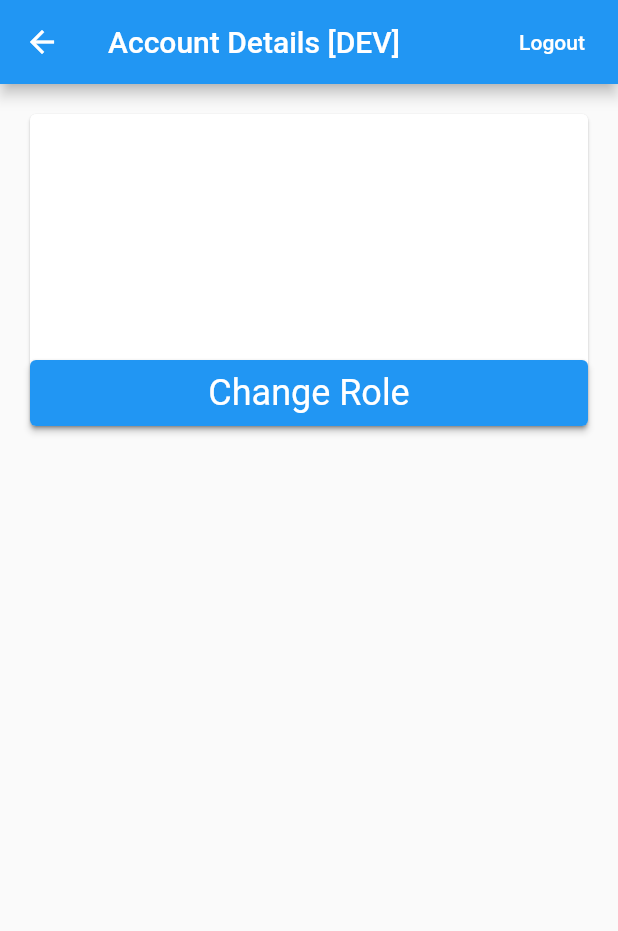
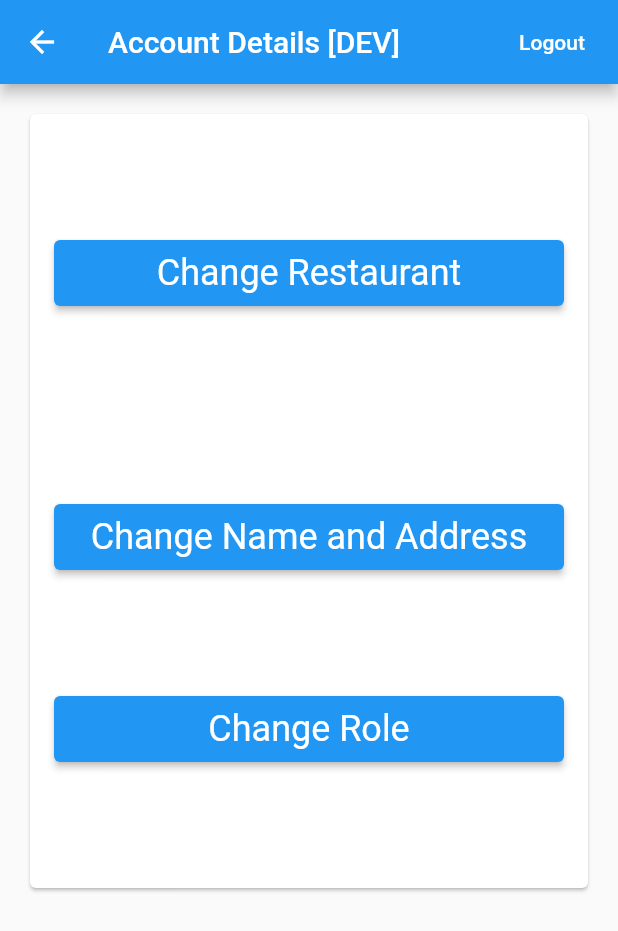
Before and after one commit to ErnestoCuesy/nearbymenus, a Flutter app: the AccountPage screen opened directly with empty values, on a phone screen of 412 x 824 dp. Shown: the top 931 px of the screen. Run offline on Flutter 3.47's test engine with Material 2 defaults, Android fonts, the phone set to English and light mode, and no system bars; our stand-ins replace cloud_firestore, device_info, firebase_auth, geolocator, location, permission_handler and 1 more; accounts and stored records are empty.

Commit message:
Work on AccountPage: - Organized information nicely - Added Change Details button and functionality - Added Change Restaurant button and functionality (WIP) Work on Role Selection page: - Better layout with cards, columns and role names

```diff
--- a/lib/app/app.dart
+++ b/lib/app/app.dart
@@ -10,6 +10,7 @@ import 'package:nearbymenus/app/services/session.dart';
 import 'package:nearbymenus/app/utilities/app_theme.dart';
 import 'package:permission_handler/permission_handler.dart';
 import 'package:provider/provider.dart';
+import 'package:responsive_framework/responsive_framework.dart';
 
 class MyApp extends StatefulWidget {
   @override
@@ -83,6 +84,17 @@ class _MyAppState extends State<MyApp> {
             title: 'Nearby Menus',
             theme: AppTheme.createTheme(context),
             home: LandingPage(),
+            builder: (context, widget) => ResponsiveWrapper.builder(
+              widget,
+              maxWidth: 1200,
+              minWidth: 450,
+              defaultScale: true,
+              breakpoints: [
+                ResponsiveBreakpoint(breakpoint: 450, name: MOBILE),
+                ResponsiveBreakpoint(breakpoint: 800, name: TABLET, autoScale: true),
+                ResponsiveBreakpoint(breakpoint: 1000, name: TABLET, autoScale: true),
+              ],
+            ),
           )
       );
     } else {
--- a/lib/app/common_widgets/custom_raised_button.dart
+++ b/lib/app/common_widgets/custom_raised_button.dart
@@ -1,5 +1,3 @@
-import 'dart:ffi';
-
 import 'package:flutter/material.dart';
 
 class CustomRaisedButton extends StatelessWidget {
--- a/lib/app/pages/account/account_page.dart
+++ b/lib/app/pages/account/account_page.dart
@@ -2,7 +2,9 @@ import 'package:flutter/material.dart';
 import 'package:nearbymenus/app/common_widgets/form_submit_button.dart';
 import 'package:nearbymenus/app/common_widgets/platform_alert_dialog.dart';
 import 'package:nearbymenus/app/config/flavour_config.dart';
+import 'package:nearbymenus/app/pages/session/restaurant_query.dart';
 import 'package:nearbymenus/app/pages/session/role_selection_page.dart';
+import 'package:nearbymenus/app/pages/session/user_details_form.dart';
 import 'package:nearbymenus/app/services/auth.dart';
 import 'package:nearbymenus/app/services/database.dart';
 import 'package:nearbymenus/app/services/session.dart';
@@ -12,14 +14,14 @@ class AccountPage extends StatefulWidget {
   final Session session;
   final Database database;
 
-  const AccountPage({Key key, this.auth, this.session, this.database}) : super(key: key);
+  const AccountPage({Key key, this.auth, this.session, this.database})
+      : super(key: key);
 
   @override
   _AccountPageState createState() => _AccountPageState();
 }
 
 class _AccountPageState extends State<AccountPage> {
-
   Auth get auth => widget.auth;
   Session get session => widget.session;
   Database get database => widget.database;
@@ -50,8 +52,42 @@ class _AccountPageState extends State<AccountPage> {
     return [
       SizedBox(height: 8.0),
       Text(
+        'Closest restaurant',
+        style: Theme.of(context).primaryTextTheme.headline,
+      ),
+      SizedBox(
+        height: 8.0,
+      ),
+      Text(
+        session.userDetails.nearestRestaurant,
+        style: Theme.of(context).primaryTextTheme.body1,
+      ),
+      SizedBox(
+        height: 8.0,
+      ),
+      FormSubmitButton(
+        context: context,
+        text: 'Change Restaurant',
+        color: Theme.of(context).primaryColor,
+        onPressed: () => Navigator.of(context).push(
+          MaterialPageRoute(builder: (BuildContext context) {
+            return RestaurantQuery();
+          }),
+        ),
+      ),
+      SizedBox(
+        height: 16.0,
+      ),
+      Text(
+        'Name and address',
+        style: Theme.of(context).primaryTextTheme.headline,
+      ),
+      SizedBox(
+        height: 8.0,
+      ),
+      Text(
         session.userDetails.name,
-        style: Theme.of(context).primaryTextTheme.headline,
+        style: Theme.of(context).primaryTextTheme.body1,
       ),
       SizedBox(
         height: 8.0,
@@ -68,11 +104,38 @@ class _AccountPageState extends State<AccountPage> {
         style: Theme.of(context).primaryTextTheme.body1,
       ),
       SizedBox(
-        height: 8.0,
+        height: 16.0,
+      ),
+      FormSubmitButton(
+        context: context,
+        text: 'Change Name and Address',
+        color: Theme.of(context).primaryColor,
+        onPressed: () => Navigator.of(context).push(
+          MaterialPageRoute(builder: (BuildContext context) {
+            return Scaffold(
+              appBar: AppBar(
+                title: Text('Enter new user details', style: TextStyle(color: Theme.of(context).appBarTheme.color),),
+                elevation: 2.0,
+              ),
+              body: SingleChildScrollView(
+                child: Padding(
+                  padding: const EdgeInsets.all(16.0),
+                  child: Card(
+                    child: UserDetailsForm.create(context),
+                  ),
+                ),
+              ),
+              backgroundColor: Theme.of(context).scaffoldBackgroundColor,
+            );
+          }),
+        ),
+      ),
+      SizedBox(
+        height: 16.0,
       ),
       Text(
-        session.userDetails.nearestRestaurant,
-        style: Theme.of(context).primaryTextTheme.body1,
+        'Current role',
+        style: Theme.of(context).primaryTextTheme.headline,
       ),
       SizedBox(
         height: 8.0,
@@ -82,26 +145,31 @@ class _AccountPageState extends State<AccountPage> {
         style: Theme.of(context).primaryTextTheme.body1,
       ),
       SizedBox(
-        height: 8.0,
-      ),
-      Text(
-        session.userDetails.deviceName,
-        style: Theme.of(context).primaryTextTheme.body1,
-      ),
-      SizedBox(
-        height: 8.0,
+        height: 16.0,
       ),
       FormSubmitButton(
         context: context,
         text: 'Change Role',
         color: Theme.of(context).primaryColor,
         onPressed: () => Navigator.of(context).push(
-          MaterialPageRoute(
-            builder: (BuildContext context) {
+          MaterialPageRoute(builder: (BuildContext context) {
             return RoleSelectionPage();
-            }
+          }),
         ),
       ),
+      SizedBox(
+        height: 16.0,
+      ),
+      Text(
+        'Current device:',
+        style: Theme.of(context).primaryTextTheme.headline,
+      ),
+      SizedBox(
+        height: 8.0,
+      ),
+      Text(
+        session.userDetails.deviceName,
+        style: Theme.of(context).primaryTextTheme.body1,
       ),
     ];
   }
@@ -128,13 +196,18 @@ class _AccountPageState extends State<AccountPage> {
           ),
         ],
       ),
-      body: Padding(
+      body: SingleChildScrollView(
+        child: Padding(
           padding: const EdgeInsets.all(16.0),
           child: Card(
+            child: Padding(
+              padding: const EdgeInsets.all(16.0),
               child: Column(
                 crossAxisAlignment: CrossAxisAlignment.stretch,
                 mainAxisSize: MainAxisSize.min,
                 children: _buildContents(),
+              ),
+            ),
           ),
         ),
       ),
--- a/lib/app/pages/session/restaurant_query.dart
+++ b/lib/app/pages/session/restaurant_query.dart
@@ -36,6 +36,7 @@ class RestaurantQuery extends StatelessWidget {
                   .scaffoldBackgroundColor,
             );
           } else {
+            // TODO handle empty snapshot or timeout or something
             return LoadingView();
           }
         } else {
--- a/lib/app/pages/session/session_control.dart
+++ b/lib/app/pages/session/session_control.dart
@@ -43,9 +43,11 @@ class _SessionControlState extends State<SessionControl> {
                 userDetails.deviceName != deviceInfo.deviceName) {
               return AlreadyLoggedIn(
                 userDetails: userDetails,
+                database: database,
+                deviceInfo: deviceInfo,
               );
             }
-            if (userDetails.role == '' ||
+            if (userDetails.role == '' || userDetails.role == null ||
                 userDetails.role == ROLE_NONE) {
               return RoleSelectionPage();
             }
--- a/lib/app/pages/session/user_details_form.dart
+++ b/lib/app/pages/session/user_details_form.dart
@@ -195,10 +195,15 @@ class _UserDetailsFormState extends State<UserDetailsForm> {
   @override
   Widget build(BuildContext context) {
     final session = Provider.of<Session>(context);
-    _userNearestRestaurantController.text = session.nearestRestaurant.name + ' (' + session.nearestRestaurant.distance.round().toString() + 'm)';
+    // _userNameController.text = session.userDetails.name;
+    // _userAddressController.text = session.userDetails.address;
+    _userNearestRestaurantController.text = session.nearestRestaurant.name;
     _userLocationController.text = session.nearestRestaurant.complexName;
-    model.userNearestRestaurant = session.nearestRestaurant.name  + ' (' + session.nearestRestaurant.distance.round().toString() + 'm)';
+    // model.userName = session.userDetails.name;
+    // model.userAddress = session.userDetails.address;
+    model.userNearestRestaurant = session.nearestRestaurant.name;
     model.userLocation = session.nearestRestaurant.complexName;
+    model.userRole = session.userDetails.role;
     return Container(
       color: Theme
           .of(context)
--- a/lib/app/services/session.dart
+++ b/lib/app/services/session.dart
@@ -9,17 +9,17 @@ class Session {
   static final StreamController controller = StreamController.broadcast();
   UserDetails userDetails = UserDetails();
   NearestRestaurant nearestRestaurant;
-  List<NearestRestaurant> nearbyRestaurants;
   bool restaurantsFound = false;
 
   Session({this.position});
 
-  final Stream<List<NearestRestaurant>> restaurantStream = controller.stream.map((restaurants) {
-    return restaurants;
-  });
-
   void setUserDetails(UserDetails userDetails) {
     this.userDetails = userDetails;
+    this.nearestRestaurant = NearestRestaurant(
+      name: userDetails.nearestRestaurant,
+      complexName: userDetails.complexName,
+      distance: 0.0,
+    );
   }
 
   void signOut() {
--- a/pubspec.yaml
+++ b/pubspec.yaml
@@ -34,6 +34,7 @@ dependencies:
   permission_handler: ^4.4.0+hotfix.2
   provider: ^3.1.0+1
   purchases_flutter: ^1.0.4
+  responsive_framework: ^0.0.4
   rxdart: ^0.22.4
 
 dependency_overrides:
```
Also changed, not shown: lib/app/pages/session/already_logged_in_page.dart (+50 -4 lines), lib/app/pages/session/role_selection_page.dart (+29 -1 lines), pubspec.lock. Lines whose indentation alone changed are shown as unchanged.
